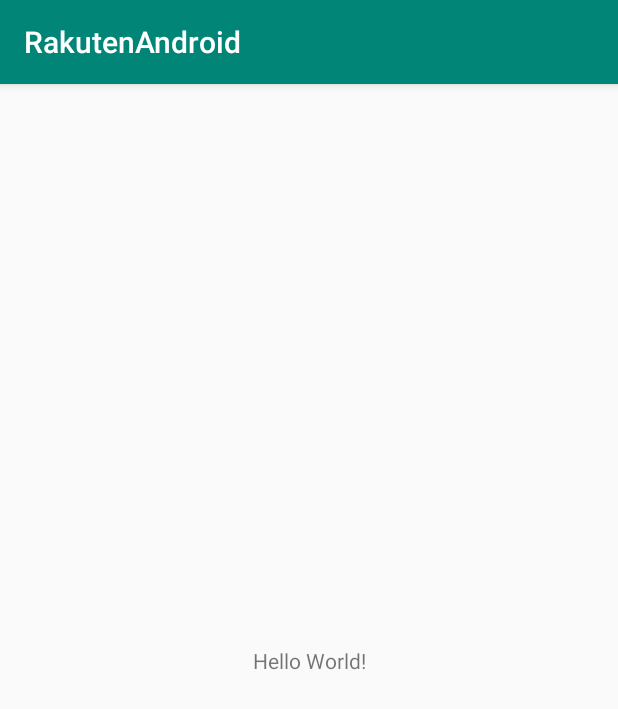
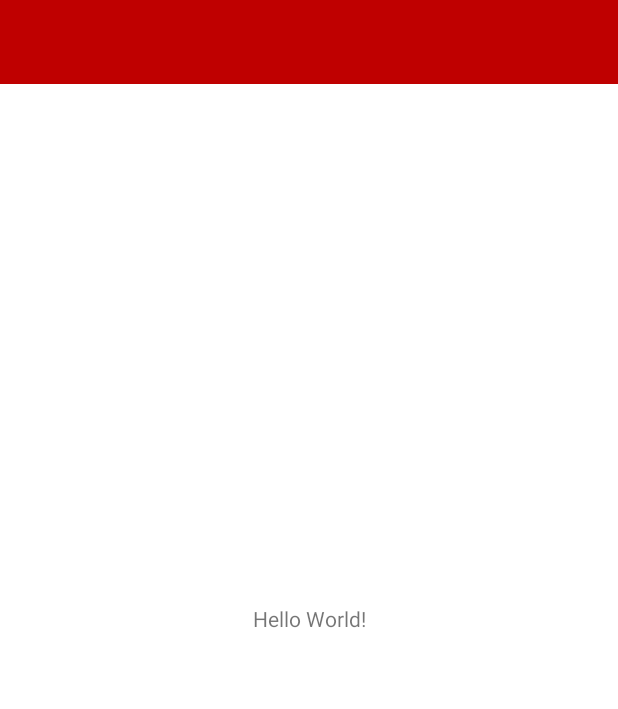
Before and after one commit to watabee/DevAndroid, an Android app: the screen it shows after launch (MainActivity), on a phone screen of 412 x 824 dp. Shown: the top 709 px of the screen. Run offline under Robolectric (Android 15) with nearby library versions, the phone set to English and light mode, and no system bars.

Commit message:
Setup app theme

```diff
--- a/app/build.gradle
+++ b/app/build.gradle
@@ -72,6 +72,8 @@ android {
 }
 
 dependencies {
+    implementation project(':ui:common')
+
     implementation Deps.Kotlin.stdlib
     implementation Deps.AndroidX.appcompat
     implementation Deps.AndroidX.coreKtx
--- a/app/src/main/res/layout/activity_main.xml
+++ b/app/src/main/res/layout/activity_main.xml
@@ -5,6 +5,14 @@
     android:layout_width="match_parent"
     android:layout_height="match_parent"
     tools:context=".MainActivity">
+
+    <androidx.appcompat.widget.Toolbar
+        android:layout_width="0dp"
+        android:layout_height="?attr/actionBarSize"
+        android:theme="@style/AppToolbar"
+        app:layout_constraintLeft_toLeftOf="parent"
+        app:layout_constraintRight_toRightOf="parent"
+        app:layout_constraintTop_toTopOf="parent" />
 
     <TextView
         android:layout_width="wrap_content"
--- a/app/src/main/res/values/styles.xml
+++ /dev/null
@@ -1,11 +0,0 @@
-<resources>
-
-    <!-- Base application theme. -->
-    <style name="AppTheme" parent="Theme.AppCompat.Light.DarkActionBar">
-        <!-- Customize your theme here. -->
-        <item name="colorPrimary">@color/colorPrimary</item>
-        <item name="colorPrimaryDark">@color/colorPrimaryDark</item>
-        <item name="colorAccent">@color/colorAccent</item>
-    </style>
-
-</resources>
--- /dev/null
+++ b/ui/common/src/main/res/values/colors.xml
@@ -0,0 +1,10 @@
+<?xml version="1.0" encoding="utf-8"?>
+<resources>
+    <color name="primary">#BF0000</color>
+
+    <color name="gray1">#353435</color>
+    <color name="gray2">#95959C</color>
+    <color name="gray3">#D8D7DC</color>
+    <color name="gray4">#F4F4F4</color>
+    <color name="white">#FFFFFF</color>
+</resources>
--- /dev/null
+++ b/ui/common/src/main/res/values/themes.xml
@@ -0,0 +1,16 @@
+<?xml version="1.0" encoding="utf-8"?>
+<resources>
+    <style name="AppTheme" parent="Theme.MaterialComponents.Light.NoActionBar">
+        <item name="colorPrimary">@color/primary</item>
+        <item name="colorOnPrimary">@color/white</item>
+        <item name="colorSurface">@color/white</item>
+        <item name="colorOnSurface">@color/gray1</item>
+        <item name="colorOnBackground">@color/gray1</item>
+
+        <item name="android:colorBackground">@color/white</item>
+    </style>
+
+    <style name="AppToolbar" parent="Widget.AppCompat.Toolbar">
+        <item name="android:background">@color/primary</item>
+    </style>
+</resources>
```
